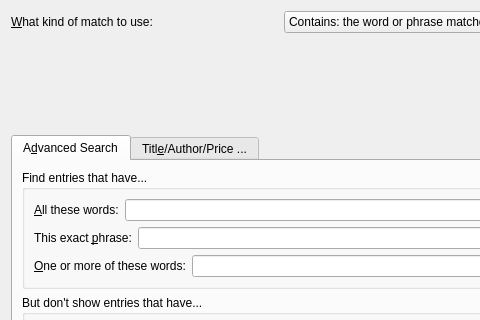
Qt form src/calibre/gui2/store/search/adv_search_builder.ui (kovidgoyal/calibre) before a commit; both pictures show x 0 to 480 and y 0 to 320 of the 752 by 472 pixel window.
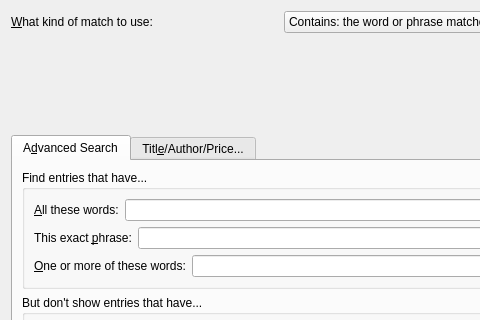
The same form after that commit. Icons and pictures are not drawn. Custom widgets are drawn as their Qt base class.

What changed in the file:
```diff
--- a/src/calibre/gui2/store/search/adv_search_builder.ui
+++ b/src/calibre/gui2/store/search/adv_search_builder.ui
@@ -186,7 +186,7 @@
      </widget>
      <widget class="QWidget" name="tab_2">
       <attribute name="title">
-       <string>Titl&amp;e/Author/Price ...</string>
+       <string>Titl&amp;e/Author/Price...</string>
       </attribute>
       <layout class="QGridLayout" name="gridLayout">
        <item row="1" column="0">
```
